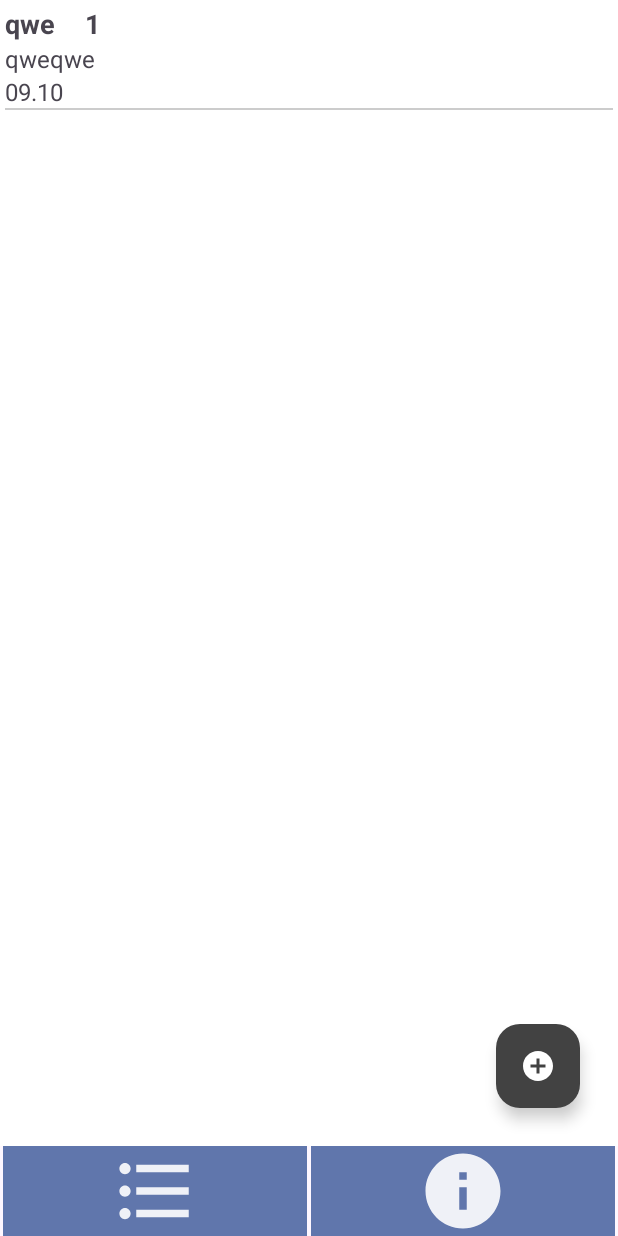
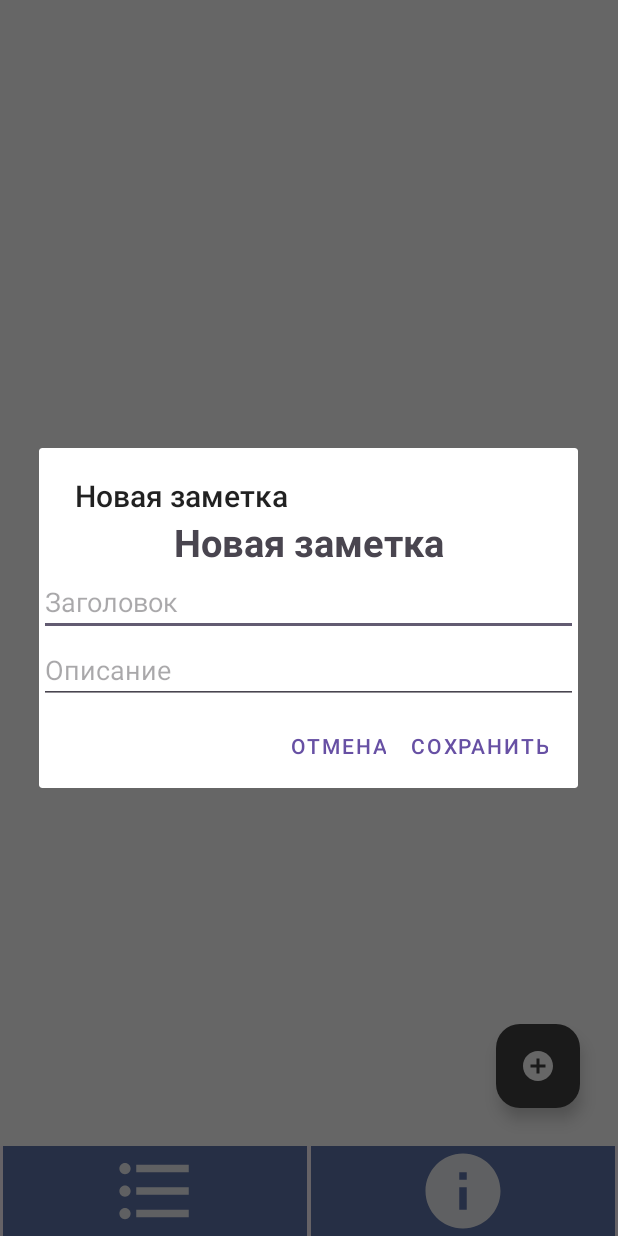
Before and after one commit to IgorNe/TodoList, an Android app: the screen it shows after launch (MainActivity), after a tap on an icon or button, on a phone screen of 412 x 824 dp. Run offline under Robolectric (Android 15) with nearby library versions, the phone set to English and light mode, and no system bars.

Commit message:
add dialog

```diff
--- a/app/src/main/java/com/example/todolist/domain/models/ListFragmentViewModel.kt
+++ b/app/src/main/java/com/example/todolist/domain/models/ListFragmentViewModel.kt
@@ -7,6 +7,8 @@ import com.example.todolist.data.Note
 import com.example.todolist.domain.abstractions.DataBaseRepository
 import com.example.todolist.domain.usecases.InsertNoteUseCase
 import com.example.todolist.domain.usecases.LoadTableUseCase
+import java.text.SimpleDateFormat
+import java.util.Date
 import kotlin.random.Random
 
 class ListFragmentViewModel(val dataBaseRepository: DataBaseRepository) :ViewModel() {
@@ -24,8 +26,9 @@ class ListFragmentViewModel(val dataBaseRepository: DataBaseRepository) :ViewMod
     }
 
 
-    fun addNote() {
-        insertNoteUseCase.execute(Note(2, "qwe", "qweqwe", "09.10"))
+    fun addNote(note: Note) {
+        note.time = SimpleDateFormat("HH:mm:ss dd.MM.yy").format(Date())
+        insertNoteUseCase.execute(note)
         _notes.value = loadTableUseCase.execute()
 /*        var v =_notes.value
         v?.add(Note(2, "qwe", "qweqwe", "09.10"))
--- /dev/null
+++ b/app/src/main/java/com/example/todolist/presentation/dialogs/CreateNoteDialog.kt
@@ -0,0 +1,48 @@
+package com.example.todolist.presentation.dialogs
+
+import android.app.AlertDialog
+import android.app.Dialog
+import android.os.Bundle
+import android.widget.EditText
+import androidx.fragment.app.DialogFragment
+import com.example.todolist.R
+import com.example.todolist.data.Note
+
+class CreateNoteDialog(val dialogListener:AddDialogListener, val dialogTitle:String, var note: Note?): DialogFragment() {
+
+    interface AddDialogListener{
+        fun noteDataUpdated(note: Note)
+    }
+
+    override fun onCreateDialog(savedInstanceState: Bundle?): Dialog {
+        val inflater = requireActivity().layoutInflater
+        val view = inflater.inflate(R.layout.add_note_dialog, null)
+
+        var editTextTitle = view.findViewById<EditText>(R.id.et_title)
+        var editTextDescription = view.findViewById<EditText>(R.id.et_description)
+
+
+        if(note != null){
+            editTextTitle.setText(note!!.title)
+            editTextDescription.setText(note!!.description)
+        }
+
+        return AlertDialog.Builder(requireContext())
+            .setTitle(dialogTitle)
+            .setView(view)
+            .setPositiveButton("Сохранить") { _, _ ->
+
+
+
+
+                dialogListener.noteDataUpdated(Note(
+                    title = editTextTitle.text.toString(),
+                    description = editTextDescription.text.toString(),
+                    id = 0,
+                    time = ""))
+            }
+            .setNegativeButton("Отмена", null)
+            .create()
+    }
+
+}
--- a/app/src/main/java/com/example/todolist/presentation/fragments/ListFragment.kt
+++ b/app/src/main/java/com/example/todolist/presentation/fragments/ListFragment.kt
@@ -12,9 +12,10 @@ import com.example.todolist.databinding.ListFragmentBinding
 import com.example.todolist.domain.models.ListFragmentViewModel
 import com.example.todolist.domain.repositories.DataBaseRepositoryImpl
 import com.example.todolist.presentation.adapters.ListFragmentRecyclerViewAdapter
+import com.example.todolist.presentation.dialogs.CreateNoteDialog
 import com.google.android.material.floatingactionbutton.FloatingActionButton
 
-class ListFragment: Fragment() {
+class ListFragment: Fragment(), CreateNoteDialog.AddDialogListener {
 
     private var _binding: ListFragmentBinding? = null
     private val binding get() = _binding!!
@@ -22,6 +23,7 @@ class ListFragment: Fragment() {
 
     lateinit var viewModel: ListFragmentViewModel
     lateinit var notesListObserver:Observer<List<Note>>
+
 
 
 
@@ -53,7 +55,7 @@ class ListFragment: Fragment() {
             rvListData.layoutManager = LinearLayoutManager(context)
             rvListData.adapter = adapter
             btnAddNote.setOnClickListener {
-                viewModel.addNote()
+                activity?.supportFragmentManager?.let { it1 -> CreateNoteDialog(this@ListFragment, "Новая заметка", null).show(it1, "ReferenceDialog") }
             }
             notesListObserver = Observer { list ->
                 adapter.updateData(list)
@@ -83,7 +85,10 @@ class ListFragment: Fragment() {
         viewModel.liveDataNotes.removeObserver(notesListObserver)
     }
 
+    override fun noteDataUpdated(note: Note) {
+        viewModel.addNote(note)
 
+    }
 
 
 }
--- /dev/null
+++ b/app/src/main/res/layout/add_note_dialog.xml
@@ -0,0 +1,34 @@
+<?xml version="1.0" encoding="utf-8"?>
+<androidx.constraintlayout.widget.ConstraintLayout xmlns:android="http://schemas.android.com/apk/res/android"
+    android:layout_width="match_parent"
+    android:layout_height="match_parent"
+    xmlns:app="http://schemas.android.com/apk/res-auto">
+
+    <TextView
+        android:id="@+id/tv_dialog_title"
+        android:layout_width="match_parent"
+        android:layout_height="wrap_content"
+        android:textSize="25dp"
+        android:textStyle="bold"
+        android:gravity="center_horizontal"
+        app:layout_constraintStart_toStartOf="parent"
+        app:layout_constraintTop_toTopOf="parent"
+        android:text="Новая заметка"
+        />
+
+    <EditText
+        android:id="@+id/et_title"
+        android:layout_width="match_parent"
+        android:layout_height="wrap_content"
+        android:hint="Заголовок"
+        app:layout_constraintStart_toStartOf="parent"
+        app:layout_constraintTop_toBottomOf="@id/tv_dialog_title"/>
+    <EditText
+        android:id="@+id/et_description"
+        android:layout_width="match_parent"
+        android:layout_height="wrap_content"
+        android:hint="Описание"
+        app:layout_constraintStart_toStartOf="parent"
+        app:layout_constraintTop_toBottomOf="@id/et_title"/>
+
+</androidx.constraintlayout.widget.ConstraintLayout>
```
